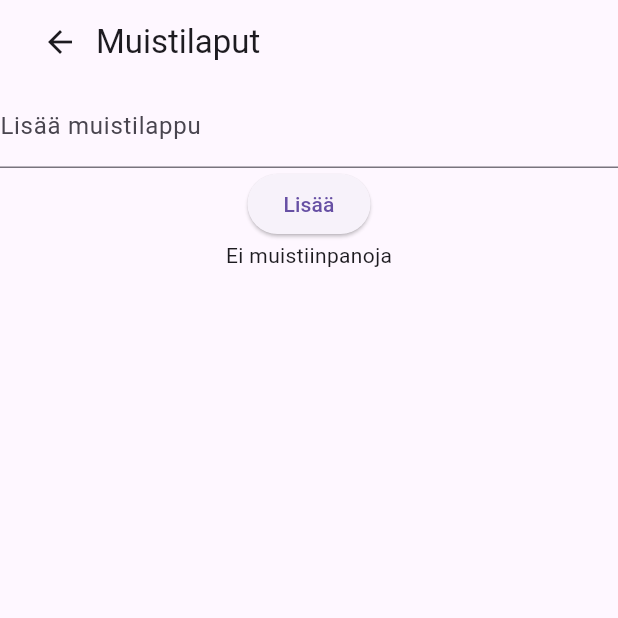
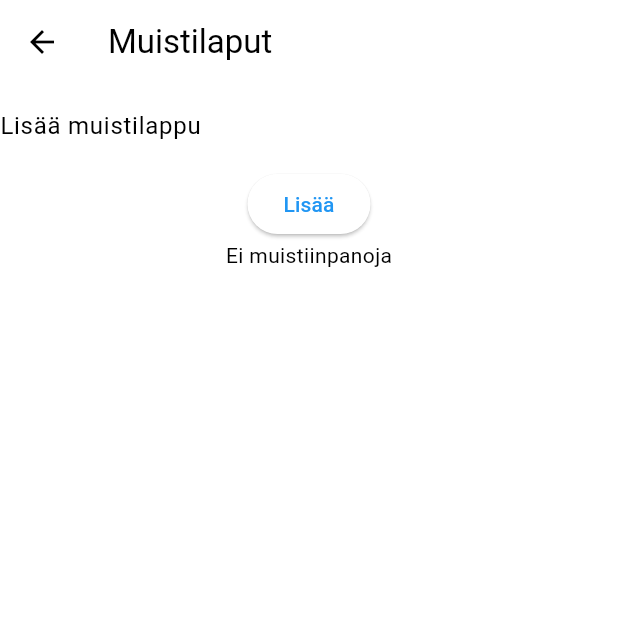
Before and after one commit to MasaFook/flutter_harjoitus, a Flutter app: the MainView screen opened by its route, after a tap on the "note alt" icon, on a phone screen of 412 x 824 dp, the top half of it. Run offline on Flutter 3.47's test engine with Material 3 defaults, Android fonts, the phone set to English and light mode, and no system bars; our stand-ins replace camera, cloud_firestore, device_info_plus, firebase_auth, firebase_core, image_gallery_saver and 1 more; missing offline and left inert: firebase_ui_auth, shake; accounts and stored records are empty.

```diff
--- a/lib/views/app_2.dart
+++ b/lib/views/app_2.dart
@@ -5,17 +5,7 @@ import 'package:cloud_firestore/cloud_firestore.dart';
 import 'package:firebase_auth/firebase_auth.dart';
 import 'main_view.dart';
 
-class Muistilaput extends StatelessWidget {
-  const Muistilaput({super.key});
 
-  @override
-  Widget build(BuildContext context) {
-    return const MaterialApp(
-      title: 'Muistilaput',
-      home: MyHomePage(),
-    );
-  }
-}
 
 class MyHomePage extends StatefulWidget {
   const MyHomePage({super.key});
@@ -105,22 +95,8 @@ class _MyHomePageState extends State<MyHomePage> {
   Widget build(BuildContext context) {
     return Scaffold(
       appBar: AppBar(
-        title: Row(
-          children: [
-            IconButton(
-              icon: const Icon(Icons.arrow_back),
-              onPressed: () {
-                Navigator.push(
-                  context,
-                  MaterialPageRoute(builder: (context) => const MainView()),
-                );
-              },
-            ),
-            const Text('Muistilaput'),
-          ],
-        ),
-      ),
-      body: _user != null
+        title: const Text('Muistilaput')),
+        body: _user != null
           ? Column(
               children: [
                 TextField(
--- a/lib/views/main_view.dart
+++ b/lib/views/main_view.dart
@@ -6,6 +6,7 @@ import 'package:flutter_harjoitus/views/app_3.dart';
 import 'package:flutter_harjoitus/views/app_4.dart';
 import 'package:flutter_harjoitus/views/app_5.dart';
 import 'package:flutter_harjoitus/views/app_6.dart';
+
 
 class MainView extends StatelessWidget {
   const MainView({
@@ -18,7 +19,13 @@ class MainView extends StatelessWidget {
       appBar: AppBar(
         title: const Text('App Name'),
         backgroundColor: Theme.of(context).primaryColor,
-      ),
+        actions:[
+        IconButton(
+            onPressed: () {
+              Navigator.pushNamed(context, '/profile');
+            },
+            icon: const Icon(Icons.person)),
+      ]),
       body: Column(
           mainAxisAlignment: MainAxisAlignment.spaceEvenly,
           mainAxisSize: MainAxisSize.max,
@@ -50,7 +57,7 @@ class MainView extends StatelessWidget {
                       Navigator.push(
                           context,
                           MaterialPageRoute(
-                              builder: (context) => const Muistilaput()));
+                              builder: (context) => const MyHomePage()));
                     },
                   ),
                   IconButton(
--- a/pubspec.yaml
+++ b/pubspec.yaml
@@ -47,6 +47,9 @@ dependencies:
   image_gallery_saver: ^2.0.3
   shake: ^2.2.0
   device_info_plus: ^9.1.2
+
+depency_overrides:
+  sensors_plus: ^4.0.2
 
 dev_dependencies:
   flutter_test:
```
Also changed, not shown: lib/views/app_1.dart (+24 -8 lines).
